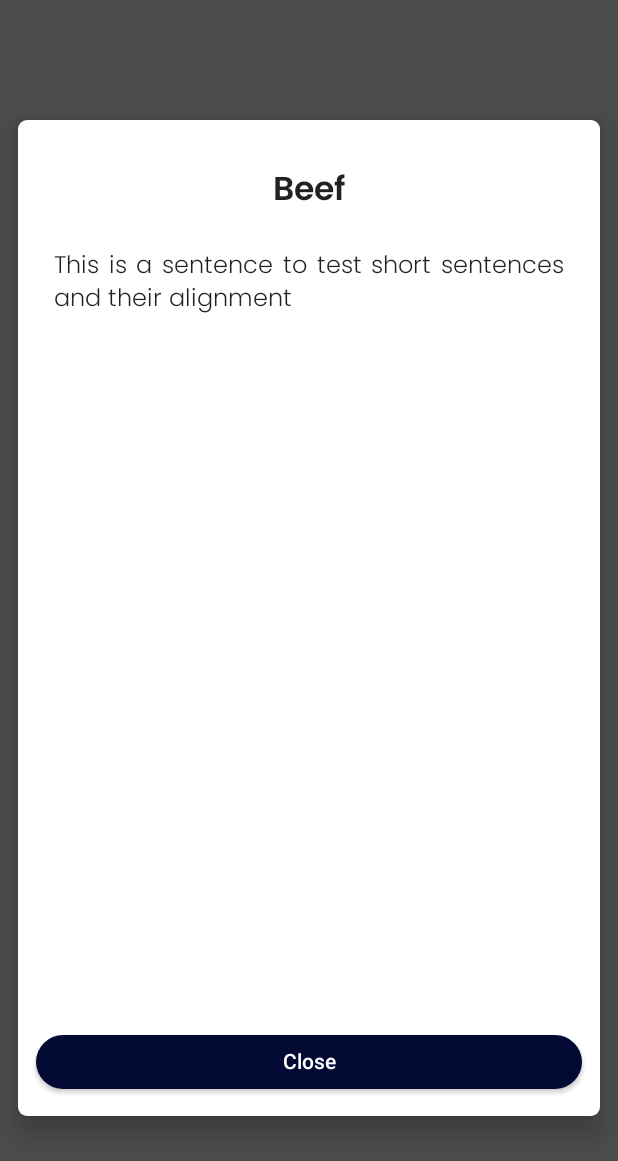
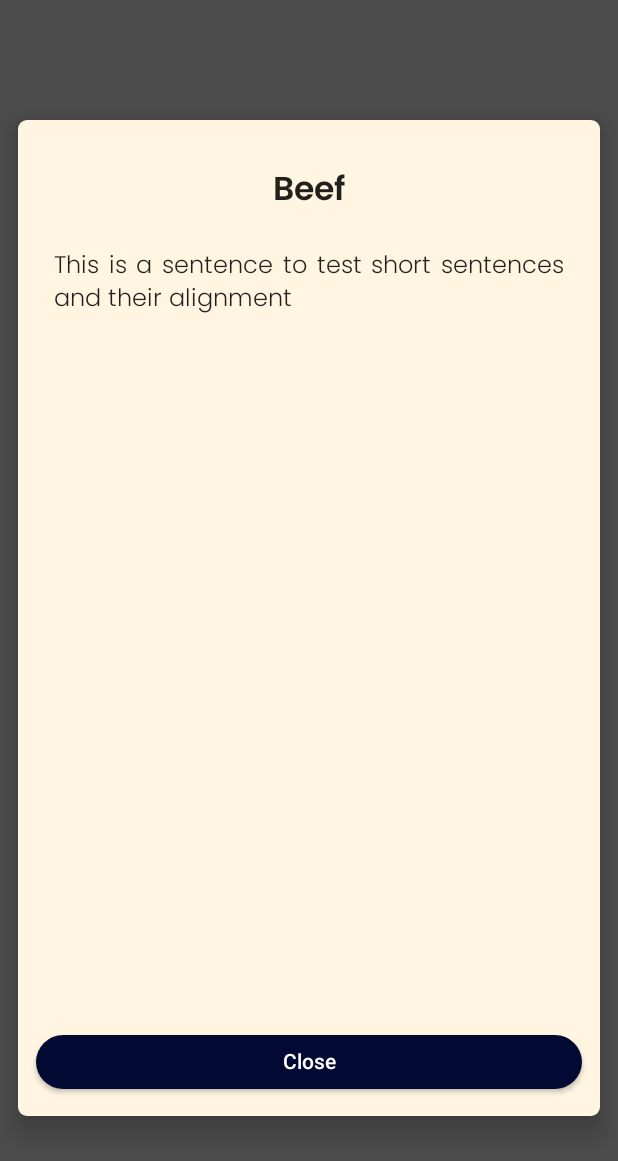
Before and after one commit to ROHANGYA/DinnerRecommendationJetpack, an Android app built with Jetpack Compose: the @Preview function PreviewMealCategoryInfoDialog, on a phone screen of 412 x 824 dp. Shown: the top 1161 px of the screen. Run offline under Robolectric (Android 15) with nearby library versions, the phone set to English and light mode, and no system bars.

Commit message:
Update Meal category details popup dialog color

```diff
--- a/app/src/main/java/com/rrg/dinnerrecommendation/ui/components/MealCategoryInfoDialog.kt
+++ b/app/src/main/java/com/rrg/dinnerrecommendation/ui/components/MealCategoryInfoDialog.kt
@@ -53,6 +53,7 @@ fun MealCategoryInfoDialog(
                 .padding(horizontal = 12.dp, vertical = 80.dp),
             shape = RoundedCornerShape(6.dp),
             elevation = 10.dp,
+            backgroundColor = colorResource(id = R.color.oldLace_beige)
         ) {
             Box(
                 modifier = Modifier.fillMaxSize(),
```
